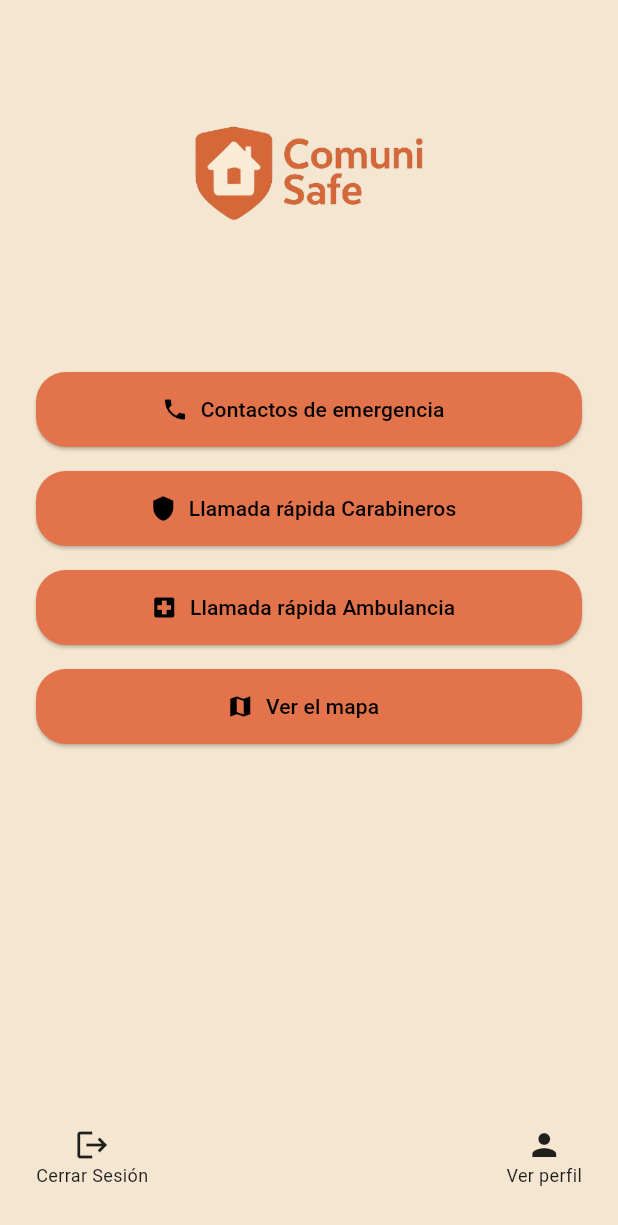
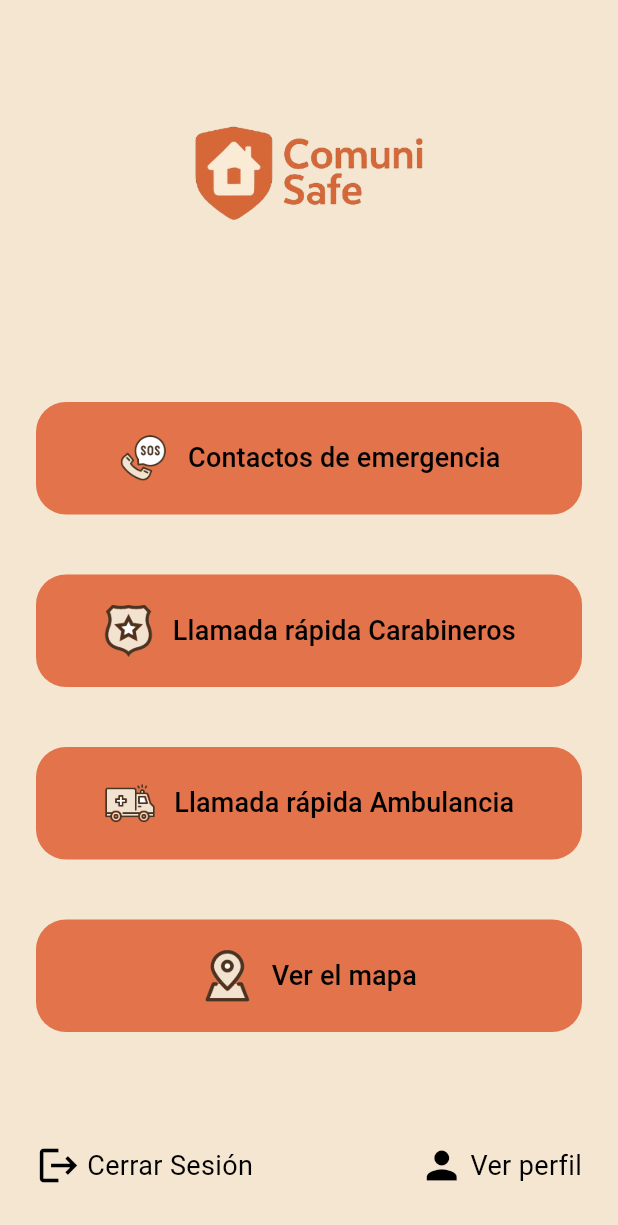
Before and after one commit to Eduardok01/ComuniSafe, a Flutter app: the HomeView screen opened by its route, on a phone screen of 412 x 824 dp. Shown: the top 1225 px of the screen. Run offline on Flutter 3.47's test engine with Material 3 defaults, Android fonts, the phone set to English and light mode, and no system bars; our stand-ins replace firebase_auth, firebase_core, google_sign_in; accounts and stored records are empty.

Commit message:
diseño index actualizado

```diff
--- a/comuni_safe_front/lib/views/home/home_view.dart
+++ b/comuni_safe_front/lib/views/home/home_view.dart
@@ -11,37 +11,95 @@ class HomeView extends StatelessWidget {
         padding: const EdgeInsets.symmetric(horizontal: 24, vertical: 16),
         child: Column(
           children: [
-            Image.asset('assets/logo.png', height: 200),
-            const SizedBox(height: 24),
-            _buildButton(Icons.phone, 'Contactos de emergencia', () {
-              Navigator.pushNamed(context, 'emergency_contacts');
-            }),
-            _buildButton(Icons.shield, 'Llamada rápida Carabineros', () {}),
-            _buildButton(Icons.local_hospital, 'Llamada rápida Ambulancia', () {}),
-            _buildButton(Icons.map, 'Ver el mapa', () {}),
+            Image.asset(
+              'assets/logo.png',
+              height: 200,
+              fit: BoxFit.contain,
+            ),
+            const SizedBox(height: 32),
+            _buildImageButton(
+              'assets/contactos-logo.png',
+              'Contactos de emergencia',
+                  () {
+                Navigator.pushNamed(context, 'emergency_contacts');
+              },
+            ),
+
+            _buildImageButton(
+              'assets/llamada-carabineros.png',
+              'Llamada rápida Carabineros',
+                  () {
+                // lógica
+              },
+            ),
+
+            _buildImageButton(
+              'assets/llamada-ambulancia.png',
+              'Llamada rápida Ambulancia',
+                  () {
+                // lógica
+              },
+            ),
+
+            _buildImageButton(
+              'assets/mapa-logo.png',
+              'Ver el mapa',
+                  () {
+                // lógica
+              },
+            ),
             const Spacer(),
             Row(
               mainAxisAlignment: MainAxisAlignment.spaceBetween,
               children: [
                 GestureDetector(
                   onTap: () {
-                    Navigator.pushNamedAndRemoveUntil(context, 'login', (route) => false);
+                    Navigator.pushNamedAndRemoveUntil(
+                        context, 'login', (route) => false);
                   },
-                  child: const Column(
-                    children: [
-                      Icon(Icons.logout),
-                      Text('Cerrar Sesión', style: TextStyle(fontSize: 12)),
+                  child: Row(
+                    children: const [
+                      Icon(
+                        Icons.logout,
+                        size: 30,
+                        color: Colors.black,
+                      ),
+                      SizedBox(width: 4),
+                      Text(
+                        'Cerrar Sesión',
+                        style: TextStyle(
+                          fontSize: 18,
+                          color: Colors.black,
+                        ),
+                      ),
                     ],
                   ),
                 ),
-                Column(
-                  children: [
-                    Icon(Icons.person),
-                    Text('Ver perfil', style: TextStyle(fontSize: 12)),
-                  ],
+                GestureDetector(
+                  onTap: () {
+                    //Navigator.pushNamed(context, 'profile');
+                  },
+                  child: Row(
+                    children: const [
+                      Icon(
+                        Icons.person,
+                        size: 30,
+                        color: Colors.black,
+                      ),
+                      SizedBox(width: 4),
+                      Text(
+                        'Ver perfil',
+                        style: TextStyle(
+                          fontSize: 18,
+                          color: Colors.black,
+                        ),
+                      ),
+                    ],
+                  ),
                 ),
               ],
             ),
+
             const SizedBox(height: 16),
           ],
         ),
@@ -49,19 +107,41 @@ class HomeView extends StatelessWidget {
     );
   }
 
-  Widget _buildButton(IconData icon, String label, VoidCallback onPressed) {
+  Widget _buildImageButton(
+      String assetPath, String label, VoidCallback onPressed) {
     return Padding(
-      padding: const EdgeInsets.symmetric(vertical: 8),
-      child: ElevatedButton.icon(
+      padding: const EdgeInsets.symmetric(vertical: 20),
+      child: ElevatedButton(
         style: ElevatedButton.styleFrom(
           backgroundColor: const Color(0xFFE2734B),
-          foregroundColor: Colors.white,
-          minimumSize: const Size.fromHeight(50),
-          shape: RoundedRectangleBorder(borderRadius: BorderRadius.circular(20)),
+          foregroundColor: Colors.black,
+          minimumSize: const Size.fromHeight(75),
+          shape: RoundedRectangleBorder(
+            borderRadius: BorderRadius.circular(20),
+          ),
+          elevation: 0, //
         ),
         onPressed: onPressed,
-        icon: Icon(icon, color: Colors.black),
-        label: Text(label, style: const TextStyle(color: Colors.black)),
+        child: Row(
+          mainAxisAlignment: MainAxisAlignment.center,
+          children: [
+            Image.asset(
+              assetPath,
+              width: 35,
+              height: 35,
+              fit: BoxFit.contain,
+            ),
+            const SizedBox(width: 12),
+            Text(
+              label,
+              style: const TextStyle(
+                color: Colors.black,
+                fontSize: 18,
+                fontWeight: FontWeight.w500,
+              ),
+            ),
+          ],
+        ),
       ),
     );
   }
--- a/comuni_safe_front/pubspec.yaml
+++ b/comuni_safe_front/pubspec.yaml
@@ -70,6 +70,10 @@ flutter:
     - assets/samu.png
     - assets/seguridad.png
     - assets/temuco.png
+    - assets/contactos-logo.png
+    - assets/llamada-carabineros.png
+    - assets/llamada-ambulancia.png
+    - assets/mapa-logo.png
 
   # To add assets to your application, add an assets section, like this:
   # assets:
```
Also changed, not shown: comuni_safe_front/assets/contactos-logo.png (added), comuni_safe_front/assets/llamada-ambulancia.png (added), comuni_safe_front/assets/llamada-carabineros.png (added), comuni_safe_front/assets/mapa-logo.png (added).
